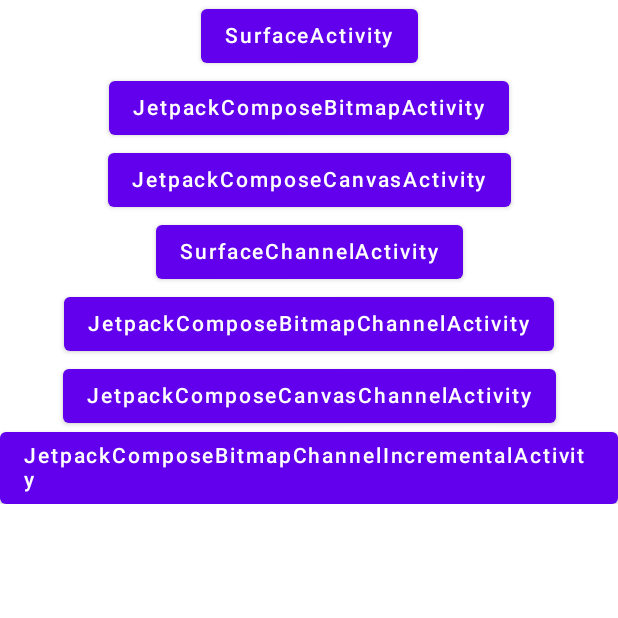
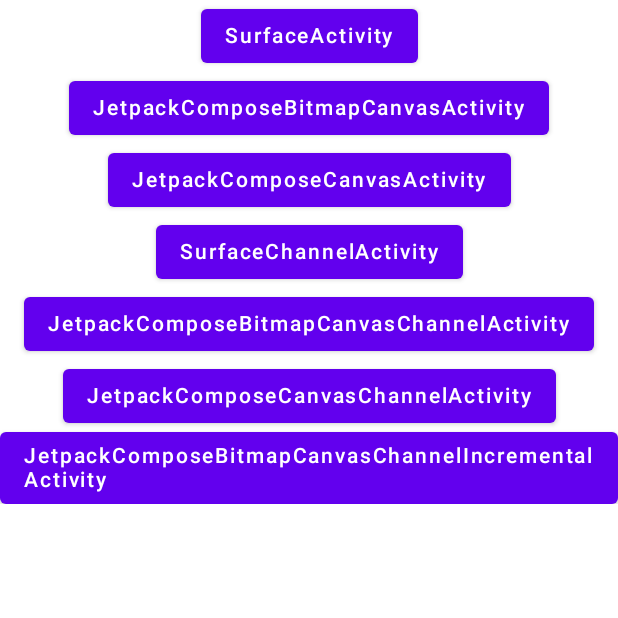
Before and after one commit to elye/demo_android_jetpack_compose_mandelbrot, an Android app built with Jetpack Compose: the screen it shows after launch (LauncherActivity), on a phone screen of 412 x 824 dp, the top half of it. Run offline under Robolectric (Android 15) with nearby library versions, the phone set to English and light mode, and no system bars.

Commit message:
Rename to better represent the code

```diff
--- a/app/src/main/AndroidManifest.xml
+++ b/app/src/main/AndroidManifest.xml
@@ -22,11 +22,11 @@
         </activity>
         <activity android:name=".SurfaceActivity" />
         <activity android:name=".JetpackComposeCanvasActivity" />
-        <activity android:name=".JetpackComposeBitmapActivity" />
+        <activity android:name=".JetpackComposeBitmapCanvasActivity" />
         <activity android:name=".SurfaceChannelActivity" />
         <activity android:name=".JetpackComposeCanvasChannelActivity" />
-        <activity android:name=".JetpackComposeBitmapChannelActivity" />
-        <activity android:name=".JetpackComposeBitmapChannelIncrementalActivity" />
+        <activity android:name=".JetpackComposeBitmapCanvasChannelActivity" />
+        <activity android:name=".JetpackComposeBitmapCanvasChannelIncrementalActivity" />
     </application>
 
 </manifest>
--- a/app/src/main/java/com/example/mandelbrot/JetpackComposeBitmapActivity.kt
+++ b/app/src/main/java/com/example/mandelbrot/JetpackComposeBitmapCanvasActivity.kt
@@ -1,7 +1,5 @@
 package com.example.mandelbrot
 
-import android.graphics.Bitmap
-import android.graphics.Canvas
 import android.util.Log
 import androidx.compose.foundation.Canvas
 import androidx.compose.foundation.layout.fillMaxSize
@@ -10,11 +8,10 @@ import androidx.compose.ui.Modifier
 import androidx.compose.ui.graphics.asImageBitmap
 import com.example.mandelbrot.canvas.BitmapCanvasMandelbrotCanvas
 import com.example.mandelbrot.drawing.MandelbrotCanvasCustom
-import com.example.mandelbrot.canvas.NativeMandelbrotCanvas
 import kotlin.system.measureTimeMillis
 
 
-class JetpackComposeBitmapActivity : BaseActivity() {
+class JetpackComposeBitmapCanvasActivity : BaseActivity() {
     private val drawMandelbrot by lazy {
         MandelbrotCanvasCustom()
     }
--- a/app/src/main/java/com/example/mandelbrot/JetpackComposeBitmapChannelActivity.kt
+++ b/app/src/main/java/com/example/mandelbrot/JetpackComposeBitmapCanvasChannelActivity.kt
@@ -1,7 +1,5 @@
 package com.example.mandelbrot
 
-import android.graphics.Bitmap
-import android.graphics.Canvas
 import android.util.Log
 import androidx.compose.foundation.Canvas
 import androidx.compose.foundation.layout.fillMaxSize
@@ -10,11 +8,10 @@ import androidx.compose.ui.Modifier
 import androidx.compose.ui.graphics.asImageBitmap
 import com.example.mandelbrot.canvas.BitmapCanvasMandelbrotCanvas
 import com.example.mandelbrot.drawing.MandelbrotCanvasCustomChannel
-import com.example.mandelbrot.canvas.NativeMandelbrotCanvas
 import kotlin.system.measureTimeMillis
 
 
-class JetpackComposeBitmapChannelActivity : BaseActivity() {
+class JetpackComposeBitmapCanvasChannelActivity : BaseActivity() {
     private val drawMandelbrot by lazy {
         MandelbrotCanvasCustomChannel()
     }
--- a/app/src/main/java/com/example/mandelbrot/JetpackComposeBitmapChannelIncrementalActivity.kt
+++ b/app/src/main/java/com/example/mandelbrot/JetpackComposeBitmapCanvasChannelIncrementalActivity.kt
@@ -1,7 +1,5 @@
 package com.example.mandelbrot
 
-import android.graphics.Bitmap
-import android.graphics.Canvas
 import android.util.Log
 import androidx.compose.foundation.Canvas
 import androidx.compose.foundation.layout.fillMaxSize
@@ -11,10 +9,9 @@ import androidx.compose.ui.graphics.ImageBitmap
 import androidx.compose.ui.graphics.asImageBitmap
 import com.example.mandelbrot.canvas.BitmapCanvasMandelbrotCanvas
 import com.example.mandelbrot.drawing.MandelbrotCanvasCustomChannelIncremental
-import com.example.mandelbrot.canvas.NativeMandelbrotCanvas
 import kotlin.system.measureTimeMillis
 
-class JetpackComposeBitmapChannelIncrementalActivity : BaseActivity() {
+class JetpackComposeBitmapCanvasChannelIncrementalActivity : BaseActivity() {
     private val drawMandelbrot by lazy {
         MandelbrotCanvasCustomChannelIncremental()
     }
--- a/app/src/main/java/com/example/mandelbrot/LauncherActivity.kt
+++ b/app/src/main/java/com/example/mandelbrot/LauncherActivity.kt
@@ -26,12 +26,12 @@ class LauncherActivity: BaseActivity() {
             horizontalAlignment = Alignment.CenterHorizontally
         ) {
             item { context.StartActivityButton(SurfaceActivity::class.java) }
-            item { context.StartActivityButton(JetpackComposeBitmapActivity::class.java) }
+            item { context.StartActivityButton(JetpackComposeBitmapCanvasActivity::class.java) }
             item { context.StartActivityButton(JetpackComposeCanvasActivity::class.java) }
             item { context.StartActivityButton(SurfaceChannelActivity::class.java) }
-            item { context.StartActivityButton(JetpackComposeBitmapChannelActivity::class.java) }
+            item { context.StartActivityButton(JetpackComposeBitmapCanvasChannelActivity::class.java) }
             item { context.StartActivityButton(JetpackComposeCanvasChannelActivity::class.java) }
-            item { context.StartActivityButton(JetpackComposeBitmapChannelIncrementalActivity::class.java) }
+            item { context.StartActivityButton(JetpackComposeBitmapCanvasChannelIncrementalActivity::class.java) }
         }
     }
 
```
